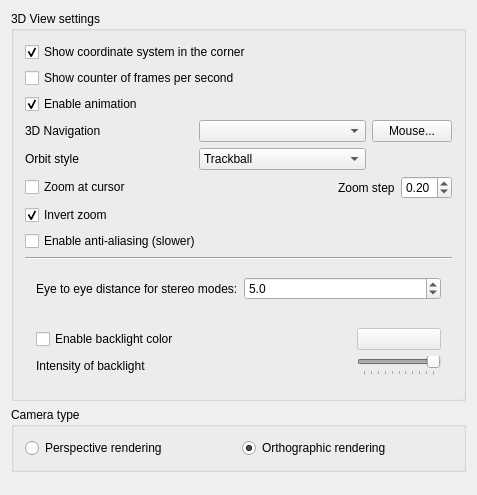
The window that src/Gui/DlgSettings3DView.ui (berndhahnebach/All_FreeCAD) describes before a commit, drawn with Qt 5.
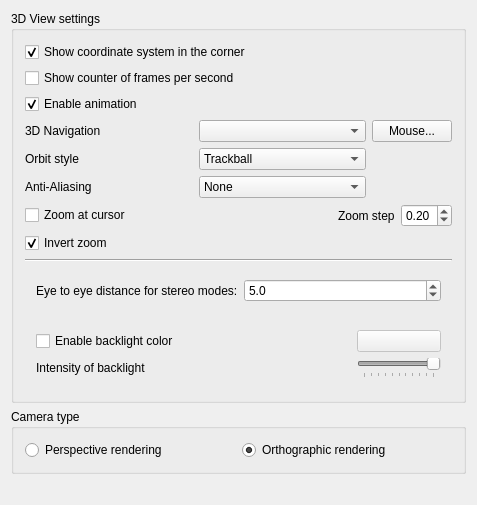
The same window after the commit. Custom widgets are drawn as their Qt base class.

Commit message: Add multisampling anti-aliasing

```diff
--- a/src/Gui/DlgSettings3DView.ui
+++ b/src/Gui/DlgSettings3DView.ui
@@ -7,26 +7,20 @@
     <x>0</x>
     <y>0</y>
     <width>477</width>
-    <height>495</height>
+    <height>505</height>
    </rect>
   </property>
   <property name="windowTitle">
    <string>3D View</string>
   </property>
-  <layout class="QGridLayout" name="gridLayout3">
-   <property name="margin">
-    <number>11</number>
-   </property>
-   <property name="spacing">
-    <number>6</number>
-   </property>
-   <item row="0" column="0">
+  <layout class="QVBoxLayout" name="verticalLayout_2">
+   <item>
     <widget class="QGroupBox" name="GroupBox12">
      <property name="title">
       <string>3D View settings</string>
      </property>
-     <layout class="QGridLayout" name="gridLayout">
-      <item row="0" column="0">
+     <layout class="QVBoxLayout" name="verticalLayout">
+      <item>
        <widget class="Gui::PrefCheckBox" name="CheckBox_CornerCoordSystem">
         <property name="text">
          <string>Show coordinate system in the corner</string>
@@ -42,7 +36,7 @@
         </property>
        </widget>
       </item>
-      <item row="1" column="0">
+      <item>
        <widget class="Gui::PrefCheckBox" name="CheckBox_ShowFPS">
         <property name="text">
          <string>Show counter of frames per second</string>
@@ -55,7 +49,7 @@
         </property>
        </widget>
       </item>
-      <item row="2" column="0">
+      <item>
        <widget class="Gui::PrefCheckBox" name="CheckBox_UseAutoRotation">
         <property name="enabled">
          <bool>true</bool>
@@ -74,7 +68,7 @@
         </property>
        </widget>
       </item>
-      <item row="3" column="0">
+      <item>
        <layout class="QGridLayout" name="gridLayout2">
         <item row="0" column="0">
          <widget class="QLabel" name="navigationLabel">
@@ -127,9 +121,51 @@
           </item>
          </widget>
         </item>
+        <item row="2" column="0">
+         <widget class="QLabel" name="aliasingLAbel">
+          <property name="text">
+           <string>Anti-Aliasing</string>
+          </property>
+         </widget>
+        </item>
+        <item row="2" column="1">
+         <widget class="Gui::PrefComboBox" name="comboAliasing">
+          <property name="prefEntry" stdset="0">
+           <cstring>AntiAliasing</cstring>
+          </property>
+          <property name="prefPath" stdset="0">
+           <cstring>View</cstring>
+          </property>
+          <item>
+           <property name="text">
+            <string>None</string>
+           </property>
+          </item>
+          <item>
+           <property name="text">
+            <string>Line Smoothing</string>
+           </property>
+          </item>
+          <item>
+           <property name="text">
+            <string>MSAA 2x</string>
+           </property>
+          </item>
+          <item>
+           <property name="text">
+            <string>MSAA 4x</string>
+           </property>
+          </item>
+          <item>
+           <property name="text">
+            <string>MSAA 8x</string>
+           </property>
+          </item>
+         </widget>
+        </item>
        </layout>
       </item>
-      <item row="4" column="0">
+      <item>
        <layout class="QHBoxLayout" name="horizontalLayout">
         <item>
          <widget class="Gui::PrefCheckBox" name="checkBoxZoomAtCursor">
@@ -188,14 +224,14 @@
         </item>
        </layout>
       </item>
-      <item row="5" column="0">
+      <item>
        <widget class="Gui::PrefCheckBox" name="checkBoxInvertZoom">
-	   <property name="checked">
-		   <bool>true</bool>
-	   </property>
-       <property name="text">
+        <property name="text">
          <string>Invert zoom</string>
         </property>
+        <property name="checked">
+         <bool>true</bool>
+        </property>
         <property name="prefEntry" stdset="0">
          <cstring>InvertZoom</cstring>
         </property>
@@ -204,20 +240,7 @@
         </property>
        </widget>
       </item>
-      <item row="6" column="0">
-       <widget class="Gui::PrefCheckBox" name="checkBoxAntiAliasing">
-        <property name="text">
-         <string>Enable anti-aliasing (slower)</string>
-        </property>
-        <property name="prefEntry" stdset="0">
-         <cstring>UseAntialiasing</cstring>
-        </property>
-        <property name="prefPath" stdset="0">
-         <cstring>View</cstring>
-        </property>
-       </widget>
-      </item>
-      <item row="7" column="0">
+      <item>
        <widget class="Line" name="line1">
         <property name="frameShape">
          <enum>QFrame::HLine</enum>
@@ -230,7 +253,7 @@
         </property>
        </widget>
       </item>
-      <item row="8" column="0">
+      <item>
        <layout class="QHBoxLayout" name="eyedistanceLayout">
         <property name="spacing">
          <number>6</number>
@@ -272,7 +295,7 @@
         </item>
        </layout>
       </item>
-      <item row="9" column="0">
+      <item>
        <layout class="QGridLayout" name="backlightLayout">
         <property name="margin">
          <number>11</number>
@@ -362,7 +385,7 @@
      </layout>
     </widget>
    </item>
-   <item row="1" column="0">
+   <item>
     <widget class="QGroupBox" name="groupBoxCamera">
      <property name="title">
       <string>Camera type</string>
@@ -406,7 +429,7 @@
      </layout>
     </widget>
    </item>
-   <item row="2" column="0">
+   <item>
     <spacer>
      <property name="orientation">
       <enum>Qt::Vertical</enum>
@@ -448,6 +471,11 @@
    <extends>QCheckBox</extends>
    <header>Gui/PrefWidgets.h</header>
   </customwidget>
+  <customwidget>
+   <class>Gui::PrefComboBox</class>
+   <extends>QComboBox</extends>
+   <header>Gui/PrefWidgets.h</header>
+  </customwidget>
   <customwidget>
    <class>Gui::PrefDoubleSpinBox</class>
    <extends>QDoubleSpinBox</extends>
```
Left out of the diff: 1 changed line with no effect on the pictures. The commit also changes 4 other files.
